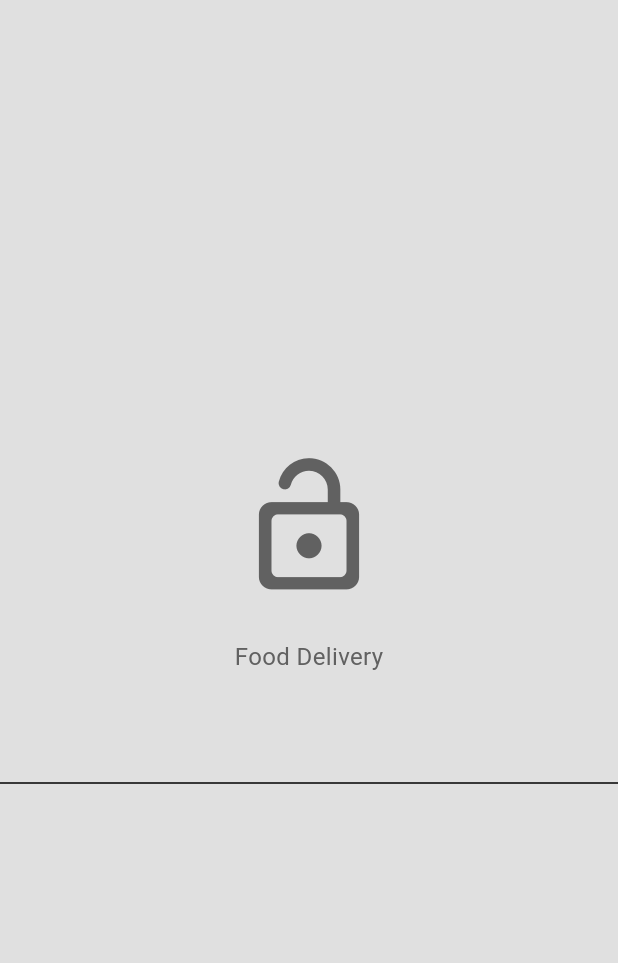
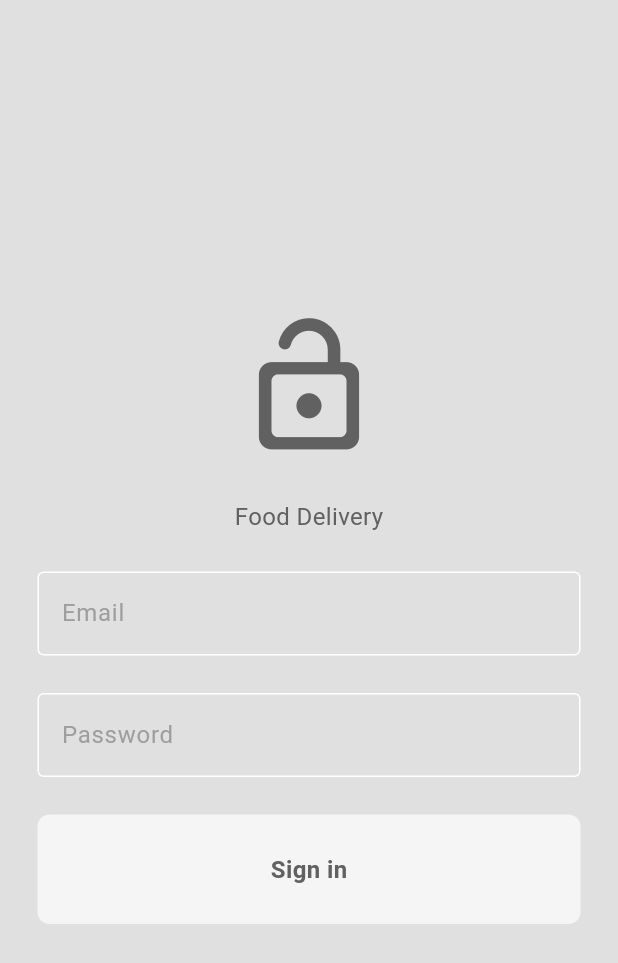
Before and after one commit to aqpbat/food_delivery_app, a Flutter app: the screen it shows after launch, on a phone screen of 412 x 824 dp. Shown: the top 963 px of the screen. Run offline on Flutter 3.47's test engine with Material 3 defaults, Android fonts, the phone set to English and light mode, and no system bars.

Commit message:
Added LoginPage screen, added components: MyButton and MyTextField with controllers

```diff
--- /dev/null
+++ b/lib/components/my_button.dart
@@ -0,0 +1,39 @@
+import 'package:flutter/material.dart';
+
+class MyButton extends StatelessWidget {
+  final Function() onTap;
+  final String text;
+
+  const MyButton({
+    super.key,
+    required this.onTap,
+    required this.text,
+  });
+
+  @override
+  Widget build(BuildContext context) {
+    return GestureDetector(
+      onTap: onTap,
+      child: Container(
+        padding: const EdgeInsets.all(25),
+        margin: const EdgeInsets.symmetric(
+          horizontal: 25,
+        ),
+        decoration: BoxDecoration(
+          color: Theme.of(context).colorScheme.secondary,
+          borderRadius: BorderRadius.circular(8),
+        ),
+        child: Center(
+          child: Text(
+            text,
+            style: TextStyle(
+              fontWeight: FontWeight.bold,
+              color: Theme.of(context).colorScheme.inversePrimary,
+              fontSize: 16,
+            ),
+          ),
+        ),
+      ),
+    );
+  }
+}
--- /dev/null
+++ b/lib/components/my_text_field.dart
@@ -0,0 +1,41 @@
+import 'package:flutter/material.dart';
+
+class MyTextField extends StatelessWidget {
+  const MyTextField({
+    super.key,
+    required this.controller,
+    required this.hintText,
+    required this.obscureText,
+  });
+
+  final TextEditingController controller;
+  final String hintText;
+  final bool obscureText;
+
+  @override
+  Widget build(BuildContext context) {
+    return Padding(
+      padding: const EdgeInsets.symmetric(horizontal: 25.0),
+      child: TextField(
+        controller: controller,
+        obscureText: obscureText,
+        decoration: InputDecoration(
+          enabledBorder: OutlineInputBorder(
+            borderSide: BorderSide(
+              color: Theme.of(context).colorScheme.tertiary,
+            ),
+          ),
+          focusedBorder: OutlineInputBorder(
+            borderSide: BorderSide(
+              color: Theme.of(context).colorScheme.primary,
+            ),
+          ),
+          hintText: hintText,
+          hintStyle: TextStyle(
+            color: Theme.of(context).colorScheme.primary,
+          ),
+        ),
+      ),
+    );
+  }
+}
--- a/lib/main.dart
+++ b/lib/main.dart
@@ -17,7 +17,7 @@ class MyApp extends StatelessWidget {
   Widget build(BuildContext context) {
     return MaterialApp(
       debugShowCheckedModeBanner: false,
-      home: const LoginPage(),
+      home: LoginPage(),
       theme: Provider.of<ThemeProvider>(context).themeData,
     );
   }
--- a/lib/pages/login_page.dart
+++ b/lib/pages/login_page.dart
@@ -1,7 +1,12 @@
 import 'package:flutter/material.dart';
+import 'package:food_delivery_app/components/my_button.dart';
+import 'package:food_delivery_app/components/my_text_field.dart';
 
 class LoginPage extends StatelessWidget {
-  const LoginPage({super.key});
+  final TextEditingController emailController = TextEditingController();
+  final TextEditingController passwordController = TextEditingController();
+
+  LoginPage({super.key});
 
   @override
   Widget build(BuildContext context) {
@@ -25,7 +30,19 @@ class LoginPage extends StatelessWidget {
               ),
             ),
             const SizedBox(height: 25),
-            TextField(),
+            MyTextField(
+              controller: emailController,
+              hintText: 'Email',
+              obscureText: false,
+            ),
+            const SizedBox(height: 25),
+            MyTextField(
+              controller: passwordController,
+              hintText: 'Password',
+              obscureText: true,
+            ),
+            const SizedBox(height: 25),
+            MyButton(onTap: () {}, text: "Sign in")
           ],
         ),
       ),
```
